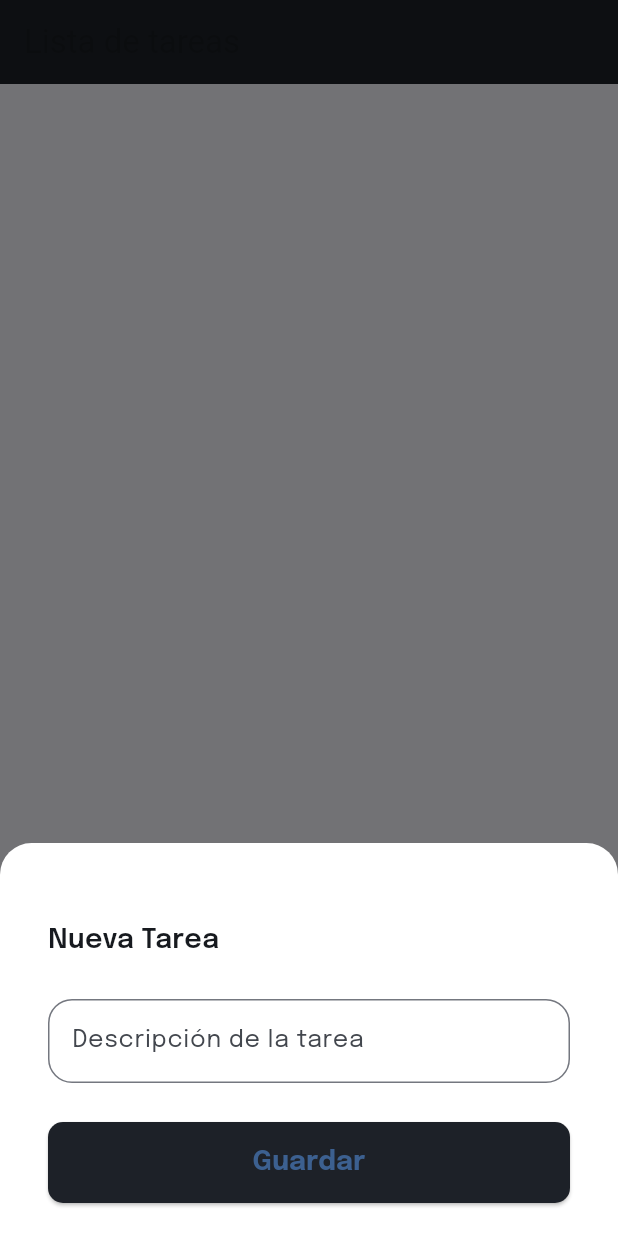
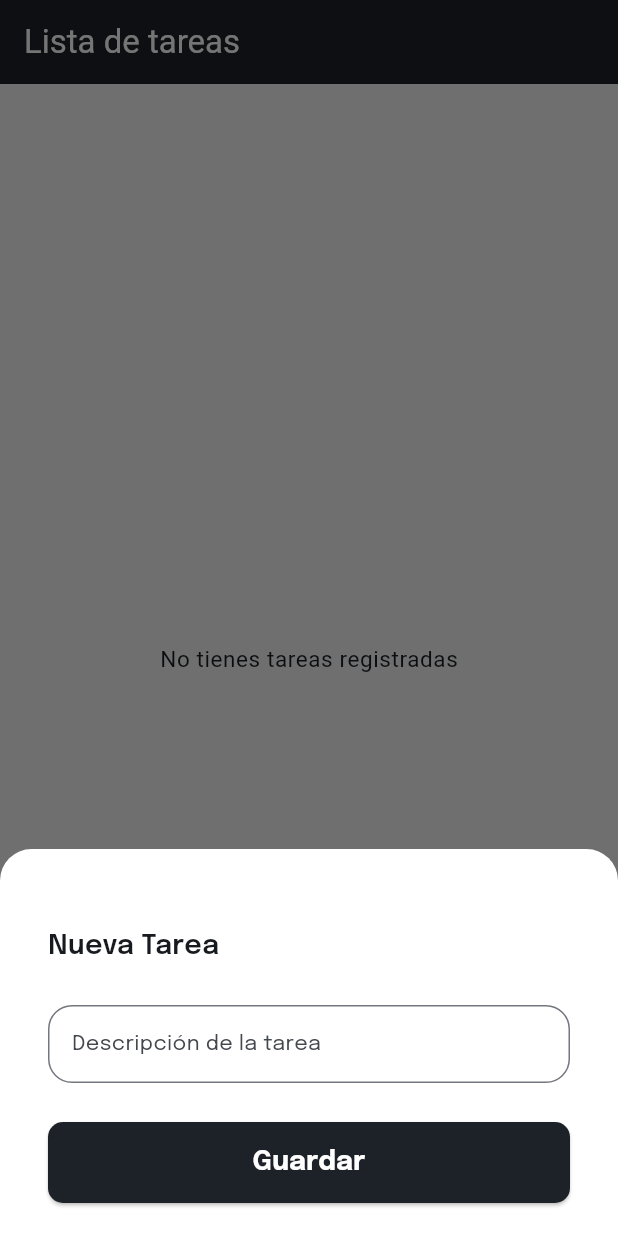
Before and after one commit to odreman/ZenTasker, a Flutter app: the screen it shows after launch, after a tap on "Omitir", after a tap on "¡Vamos!", after a tap on the "add" icon, on a phone screen of 412 x 824 dp. Run offline on Flutter 3.47's test engine with Material 3 defaults, Android fonts, the phone set to English and light mode, and no system bars; our stand-ins replace datetime_picker_formfield, introduction_screen, lottie, shared_preferences.

Commit message:
Cambios varios MVP

```diff
--- /dev/null
+++ b/devtools_options.yaml
@@ -0,0 +1 @@
+extensions:
--- a/lib/app/app.dart
+++ b/lib/app/app.dart
@@ -1,6 +1,6 @@
 import 'package:flutter/material.dart';
 import 'package:zen_tasker/app/view/splash/splash_page.dart';
-import 'package:zen_tasker/constants/colors.dart';
+import 'package:zen_tasker/utils/colors.dart';
 
 class MyApp extends StatelessWidget {
   const MyApp({super.key});
@@ -13,7 +13,7 @@ class MyApp extends StatelessWidget {
       theme: ThemeData(
         colorScheme: ColorScheme.fromSeed(seedColor: customPrimaryColor),
         scaffoldBackgroundColor: customPrimaryBackgroundColor,
-        textTheme: TextTheme(
+        textTheme: const TextTheme(
           bodyLarge: TextStyle(
             fontFamily: 'Epilogue',
             color: customPrimaryTextColor,
@@ -37,7 +37,7 @@ class MyApp extends StatelessWidget {
             minimumSize:
                 MaterialStateProperty.all(const Size(double.infinity, 54)),
             textStyle: MaterialStateProperty.all(
-              TextStyle(
+              const TextStyle(
                 fontFamily: 'Epilogue',
                 fontSize: 18,
                 fontWeight: FontWeight.w700,
--- a/lib/app/onboarding/onboarding_page.dart
+++ b/lib/app/view/onboarding/onboarding_page.dart
@@ -2,7 +2,7 @@ import 'package:flutter/material.dart';
 import 'package:introduction_screen/introduction_screen.dart';
 import 'package:zen_tasker/app/view/components/title.dart';
 import 'package:zen_tasker/app/view/task_list/task_list_page.dart';
-import 'package:zen_tasker/constants/colors.dart';
+import 'package:zen_tasker/utils/colors.dart';
 
 class OnboardingPage extends StatefulWidget {
   const OnboardingPage({Key? key}) : super(key: key);
@@ -17,19 +17,18 @@ class _OnboardingPageState extends State<OnboardingPage> {
 
   @override
   Widget build(BuildContext context) {
-    final primaryColor = Color(0xFF171a1f);
+    const primaryColor = Color(0xFF171a1f);
 
     return IntroductionScreen(
       pages: [
         PageViewModel(
             title: "",
-            bodyWidget: Column(
+            bodyWidget: const Column(
               children: [
                 SizedBox(height: 40),
                 TitleH1("Bienvenido a ZenTasker"),
                 SizedBox(height: 10),
-                const Image(
-                    image: AssetImage('assets/images/onboarding_001.png')),
+                Image(image: AssetImage('assets/images/onboarding_001.png')),
                 SizedBox(height: 30),
                 TextH2(
                     "Descubre la tranquilidad en la gestión de tareas. ZenTasker te ofrece una experiencia serena y organizada para manejar tu día a día.",
@@ -38,13 +37,12 @@ class _OnboardingPageState extends State<OnboardingPage> {
             )),
         PageViewModel(
             title: "",
-            bodyWidget: Column(
+            bodyWidget: const Column(
               children: [
                 SizedBox(height: 40),
                 TitleH1("Organiza con facilidad"),
                 SizedBox(height: 10),
-                const Image(
-                    image: AssetImage('assets/images/onboarding_003.png')),
+                Image(image: AssetImage('assets/images/onboarding_003.png')),
                 SizedBox(height: 30),
                 TextH2(
                     "Organizar tus tareas es sencillo y relajante. Prioriza, planifica y progresa.",
@@ -53,13 +51,12 @@ class _OnboardingPageState extends State<OnboardingPage> {
             )),
         PageViewModel(
             title: "",
-            bodyWidget: Column(
+            bodyWidget: const Column(
               children: [
                 SizedBox(height: 40),
                 TitleH1("Productividad serena"),
                 SizedBox(height: 10),
-                const Image(
-                    image: AssetImage('assets/images/onboarding_004.png')),
+                Image(image: AssetImage('assets/images/onboarding_004.png')),
                 SizedBox(height: 30),
                 TextH2(
                     "Alcanza tus objetivos manteniendo la calma. ZenTasker te ayuda a centrarte en lo que importante para tí.",
@@ -68,13 +65,12 @@ class _OnboardingPageState extends State<OnboardingPage> {
             )),
         PageViewModel(
             title: "",
-            bodyWidget: Column(
+            bodyWidget: const Column(
               children: [
                 SizedBox(height: 40),
                 TitleH1("Gestión efectiva del tiempo"),
                 SizedBox(height: 10),
-                const Image(
-                    image: AssetImage('assets/images/onboarding_002.png')),
+                Image(image: AssetImage('assets/images/onboarding_002.png')),
                 SizedBox(height: 30),
                 TextH2(
                     "Gestiona tu tiempo eficientemente. Encuentra el equilibrio perfecto entre trabajo, descanso y ocio a través de la gestión de tareas.",
@@ -85,7 +81,7 @@ class _OnboardingPageState extends State<OnboardingPage> {
       onDone: () {
         Navigator.pushReplacement(
           context,
-          MaterialPageRoute(builder: (context) => TaskListPage()),
+          MaterialPageRoute(builder: (context) => const TaskListPage()),
         );
       },
       showSkipButton: true,
--- a/lib/app/view/splash/splash_page.dart
+++ b/lib/app/view/splash/splash_page.dart
@@ -1,7 +1,7 @@
 import 'package:flutter/material.dart';
 import 'package:lottie/lottie.dart';
 import 'package:shared_preferences/shared_preferences.dart';
-import 'package:zen_tasker/app/onboarding/onboarding_page.dart';
+import 'package:zen_tasker/app/view/onboarding/onboarding_page.dart';
 import 'package:zen_tasker/app/view/components/title.dart';
 import 'package:zen_tasker/app/view/task_list/task_list_page.dart';
 
@@ -50,15 +50,15 @@ class _SplashPageState extends State<SplashPage> {
     SharedPreferences prefs = await SharedPreferences.getInstance();
     bool _seen = (prefs.getBool('seen') ?? false);
 
-    await Future.delayed(Duration(seconds: 4), () {
+    await Future.delayed(const Duration(seconds: 4), () {
       if (_seen) {
         Navigator.of(context).pushReplacement(
-          new MaterialPageRoute(builder: (context) => new TaskListPage()),
+          MaterialPageRoute(builder: (context) => const TaskListPage()),
         );
       } else {
         prefs.setBool('seen', true);
         Navigator.of(context).pushReplacement(
-          new MaterialPageRoute(builder: (context) => new OnboardingPage()),
+          MaterialPageRoute(builder: (context) => const OnboardingPage()),
         );
       }
     });
--- a/lib/app/view/task_list/new_task_modal.dart
+++ b/lib/app/view/task_list/new_task_modal.dart
@@ -3,6 +3,7 @@ import 'package:provider/provider.dart';
 import 'package:zen_tasker/app/model/task.dart';
 import 'package:zen_tasker/app/model/task_model.dart';
 import 'package:zen_tasker/app/view/components/title.dart';
+import 'package:zen_tasker/utils/colors.dart';
 
 class NewTaskModal extends StatelessWidget {
   NewTaskModal({Key? key}) : super(key: key);
@@ -11,7 +12,8 @@ class NewTaskModal extends StatelessWidget {
 
   @override
   Widget build(BuildContext context) {
-    return Container(
+    return SingleChildScrollView(
+      child: Container(
         padding: const EdgeInsets.symmetric(horizontal: 32, vertical: 22),
         decoration: const BoxDecoration(
           borderRadius: BorderRadius.vertical(top: Radius.circular(21)),
@@ -20,7 +22,7 @@ class NewTaskModal extends StatelessWidget {
         child: Column(
           mainAxisSize: MainAxisSize.min,
           children: [
-          SizedBox(height: 30),
+            const SizedBox(height: 30),
             //Columna 1 Titulo
             const Align(
               alignment: AlignmentDirectional.centerStart,
@@ -30,6 +32,9 @@ class NewTaskModal extends StatelessWidget {
             const SizedBox(height: 26),
             TextField(
               controller: _controller,
+              cursorColor: customPrimaryTextColor,
+              showCursor: true,
+              style: DefaultTextStyle.of(context).style,
               decoration: InputDecoration(
                 hintText: 'Descripción de la tarea',
                 border: OutlineInputBorder(
@@ -42,7 +47,8 @@ class NewTaskModal extends StatelessWidget {
             ElevatedButton(
               onPressed: () {
                 if (_controller.text.isNotEmpty) {
-                var taskModel = Provider.of<TaskModel>(context, listen: false);
+                  var taskModel =
+                      Provider.of<TaskModel>(context, listen: false);
                   var newTask = Task(
                     DateTime.now()
                         .toString(), // Usamos el tiempo actual como ID único
@@ -53,9 +59,11 @@ class NewTaskModal extends StatelessWidget {
                   Navigator.pop(context);
                 }
               },
-            child: const Text('Guardar'),
+              child: const Text('Guardar',
+                  style: TextStyle(color: customSecundaryTextColor)),
             ),
           ],
+        ),
       ),
     );
   }
--- a/lib/app/view/task_list/task_list_page.dart
+++ b/lib/app/view/task_list/task_list_page.dart
@@ -1,18 +1,35 @@
 import 'package:flutter/material.dart';
 import 'package:provider/provider.dart';
 import 'package:zen_tasker/app/model/task_model.dart';
+import 'package:zen_tasker/app/view/components/title.dart';
 import 'package:zen_tasker/app/view/task_list/new_task_modal.dart';
-import 'package:zen_tasker/app/view/task_list/task_list.dart';
-import 'package:zen_tasker/constants/Colors.dart';
+import 'package:zen_tasker/app/view/task_list/task_item.dart';
+import 'package:zen_tasker/utils/colors.dart';
 
-class TaskListPage extends StatelessWidget {
+class TaskListPage extends StatefulWidget {
   const TaskListPage({Key? key}) : super(key: key);
+
+  @override
+  _TaskListPageState createState() => _TaskListPageState();
+}
+
+class _TaskListPageState extends State<TaskListPage> {
+  @override
+  void initState() {
+    super.initState();
+    Future.delayed(Duration.zero, () async {
+      await Provider.of<TaskModel>(context, listen: false).loadTasks();
+    });
+  }
 
   @override
   Widget build(BuildContext context) {
     return Scaffold(
       appBar: AppBar(
-        title: Text('Lista de tareas'),
+        title: const Text(
+          'Lista de tareas',
+          style: TextStyle(color: customSecundaryTextColor),
+        ),
         backgroundColor: customPrimaryColor,
       ),
       body: _buildBody(context),
@@ -27,17 +44,26 @@ class TaskListPage extends StatelessWidget {
           return const Center(child: CircularProgressIndicator());
         } else if (taskModel.error != null) {
           return _buildError(taskModel.error!);
+        } else if (taskModel.tasks.isEmpty) {
+          return _buildEmptyTaskListMessage();
         } else {
-          return _buildTaskList();
+          return _buildTaskList(taskModel);
         }
       },
+    );
+  }
+
+  Widget _buildEmptyTaskListMessage() {
+    return const Center(
+      child: TextH2(
+        'No tienes tareas registradas',
+      ),
     );
   }
 
   Widget _buildError(Object error) {
     String errorMessage;
     if (error is Exception) {
-      // Aquí puedes manejar diferentes tipos de excepciones y proporcionar mensajes de error más amigables
       errorMessage = 'Ha ocurrido un error: ${error.toString()}';
     } else {
       errorMessage = 'Ha ocurrido un error desconocido';
@@ -49,31 +75,48 @@ class TaskListPage extends StatelessWidget {
         child: Text(
           errorMessage,
           textAlign: TextAlign.center,
-          style: TextStyle(color: Colors.red),
+          style: const TextStyle(color: Colors.red),
         ),
       ),
     );
   }
 
-  Widget _buildTaskList() {
-    return TaskList();
+  Widget _buildTaskList(TaskModel taskModel) {
+    return ReorderableListView(
+      onReorder: (oldIndex, newIndex) {
+        taskModel.reorderTasks(oldIndex, newIndex);
+      },
+      children: taskModel.tasks.map((task) {
+        return TaskItem(
+          key: Key(task.id.toString()),
+          task,
+          onTap: () => taskModel.toggleDone(task),
+          onDelete: () => taskModel.deleteTask(task),
+          onTaskUpdated: taskModel.updateTask,
+        );
+      }).toList(),
+    );
   }
 
   FloatingActionButton _buildFloatingActionButton(BuildContext context) {
     return FloatingActionButton(
       onPressed: () => _showNewTaskModal(context),
-      child: const Icon(Icons.add),
+      child: const Icon(Icons.add, color: customSecundaryTextColor),
       backgroundColor: customPrimaryColor,
-      shape: const CircleBorder(
-        side: BorderSide(color: Colors.white, width: 4),
-      ),
     );
   }
 
   void _showNewTaskModal(BuildContext context) {
     showModalBottomSheet(
       context: context,
-      builder: (context) => NewTaskModal(),
+      isScrollControlled: true,
+      builder: (context) => SingleChildScrollView(
+        child: Container(
+          padding:
+              EdgeInsets.only(bottom: MediaQuery.of(context).viewInsets.bottom),
+          child: NewTaskModal(),
+        ),
+      ),
     );
   }
 }
--- a/lib/main.dart
+++ b/lib/main.dart
@@ -1,4 +1,5 @@
 import 'package:flutter/material.dart';
+import 'package:flutter_localizations/flutter_localizations.dart';
 import 'package:provider/provider.dart';
 import 'package:zen_tasker/app/model/task_model.dart';
 
@@ -8,7 +9,27 @@ void main() {
   runApp(
     ChangeNotifierProvider(
       create: (context) => TaskModel(),
-      child: MyApp(),
+      child: const MyMain(),
     ),
   );
 }
+
+class MyMain extends StatelessWidget {
+  const MyMain({super.key});
+
+  @override
+  Widget build(BuildContext context) {
+    return const MaterialApp(
+      localizationsDelegates: [
+        GlobalMaterialLocalizations.delegate,
+        GlobalWidgetsLocalizations.delegate,
+        GlobalCupertinoLocalizations.delegate,
+      ],
+      supportedLocales: [
+        Locale('en', ''), // English
+        Locale('es', ''), // Spanish
+      ],
+      home: MyApp(),
+    );
+  }
+}
--- a/lib/constants/colors.dart
+++ b/lib/utils/colors.dart
@@ -5,6 +5,6 @@ const customSecundaryColor = Color(0xFFDEE1E6);
 const customTertiaryColor = Color(0xFF7F7F7F);
 const customAlternateColor = Color(0xFFDEE1E6);
 const customPrimaryTextColor = Color(0xFF171a1f);
-const customSecundaryTextColor = Color(0xBCC1CA);
+const customSecundaryTextColor = Color(0xFFffffff);
 const customPrimaryBackgroundColor = Color(0xFFf1f2f4);
 const customSecundaryBackgroundColor = Color(0xFFffffff);
--- a/pubspec.yaml
+++ b/pubspec.yaml
@@ -30,12 +30,14 @@ environment:
 dependencies:
   flutter:
     sdk: flutter
+  flutter_localizations:
+    sdk: flutter
   shared_preferences: ^2.2.2
   introduction_screen: ^3.1.8
-  flutter_datetime_picker: ^1.5.1
   intl: ^0.18.1
   provider: ^6.1.1
   lottie: ^2.3.0
+  datetime_picker_formfield: ^2.0.1
 
 
   # The following adds the Cupertino Icons font to your application.
@@ -46,6 +48,7 @@ dev_dependencies:
   flutter_test:
     sdk: flutter
   flutter_launcher_icons: ^0.13.1
+  flutter_lints: ^1.0.0
 
 flutter_launcher_icons:
   android: "logo"
```
Also changed, not shown: lib/app/model/task_model.dart (+25 -6 lines), lib/app/view/task_list/task_details_modal.dart (+57 -54 lines), lib/app/view/task_list/task_item.dart (+15 -10 lines), lib/app/view/task_list/task_list.dart (+16 -11 lines), lib/estructura.txt (added, +30 -0 lines), pubspec.lock, 7 other files. Lines whose indentation alone changed are shown as unchanged.
